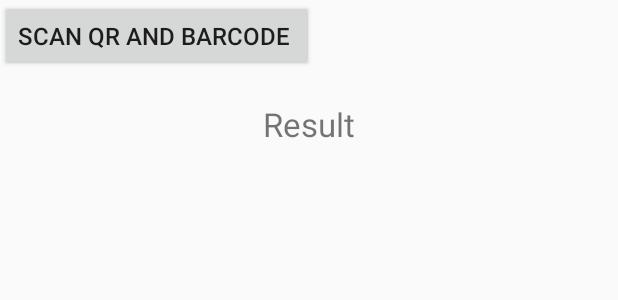
After one commit to deena111/MeranAttendanceSystem, an Android app: the layout activity_scan_qr2.xml on its own in the app's theme, with its tools: preview values and no code run, on a phone screen of 412 x 824 dp. The commit adds this screen. Shown: the top 300 px of the screen. Run offline under Robolectric (Android 15) with nearby library versions, the light colour scheme and no system bars.

Commit message:
Deena's update

```diff
--- a/app/build.gradle
+++ b/app/build.gradle
@@ -51,8 +51,9 @@ dependencies {
     //zxinglibrary
     implementation 'com.google.zxing:core:3.2.0'
     implementation 'com.journeyapps:zxing-android-embedded:3.6.0'
-
-
+    // library
+    implementation 'com.google.android.gms:play-services-auth:16.0.0'
+    implementation 'me.dm7.barcodescanner:zxing:1.9'
 
 
 }
--- /dev/null
+++ b/app/src/main/res/layout/activity_scan_qr2.xml
@@ -0,0 +1,29 @@
+<?xml version="1.0" encoding="utf-8"?>
+<LinearLayout xmlns:android="http://schemas.android.com/apk/res/android"
+    xmlns:app="http://schemas.android.com/apk/res-auto"
+    xmlns:tools="http://schemas.android.com/tools"
+    android:layout_width="match_parent"
+    android:layout_height="match_parent"
+    android:orientation="vertical"
+    tools:context=".ScanQR2">
+
+
+    <Button
+        android:id="@+id/s2_scanbtn"
+        android:layout_width="wrap_content"
+        android:layout_height="wrap_content"
+        android:text="Scan QR and Barcode "
+        android:textSize="16sp" />
+
+    <TextView
+        android:id="@+id/s2_viewtxt"
+        android:layout_width="match_parent"
+        android:layout_height="wrap_content"
+        android:text="Result"
+        android:gravity="center"
+        android:textSize="22sp"
+        android:layout_marginTop="20dp"
+        />
+
+
+</LinearLayout>
```
Also changed, not shown: app/src/main/AndroidManifest.xml (+8 -4 lines), app/src/main/java/com/example/meranattendancesystem/ScanQR.java (+25 -28 lines), app/src/main/java/com/example/meranattendancesystem/ScanQR2.java (added, +28 -0 lines), app/src/main/java/com/example/meranattendancesystem/Scanner2.java (added, +14 -0 lines), app/src/main/res/layout/activity_scanner2.xml (added, +10 -0 lines), app/src/main/res/layout/scanqr.xml (+5 -11 lines).
